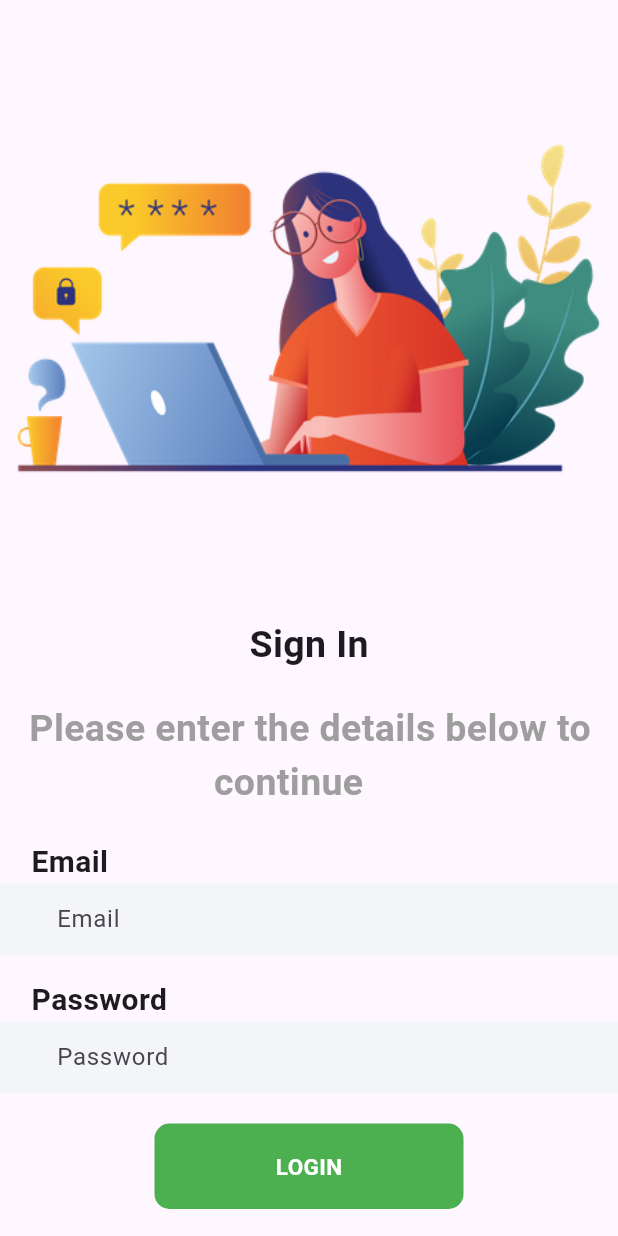
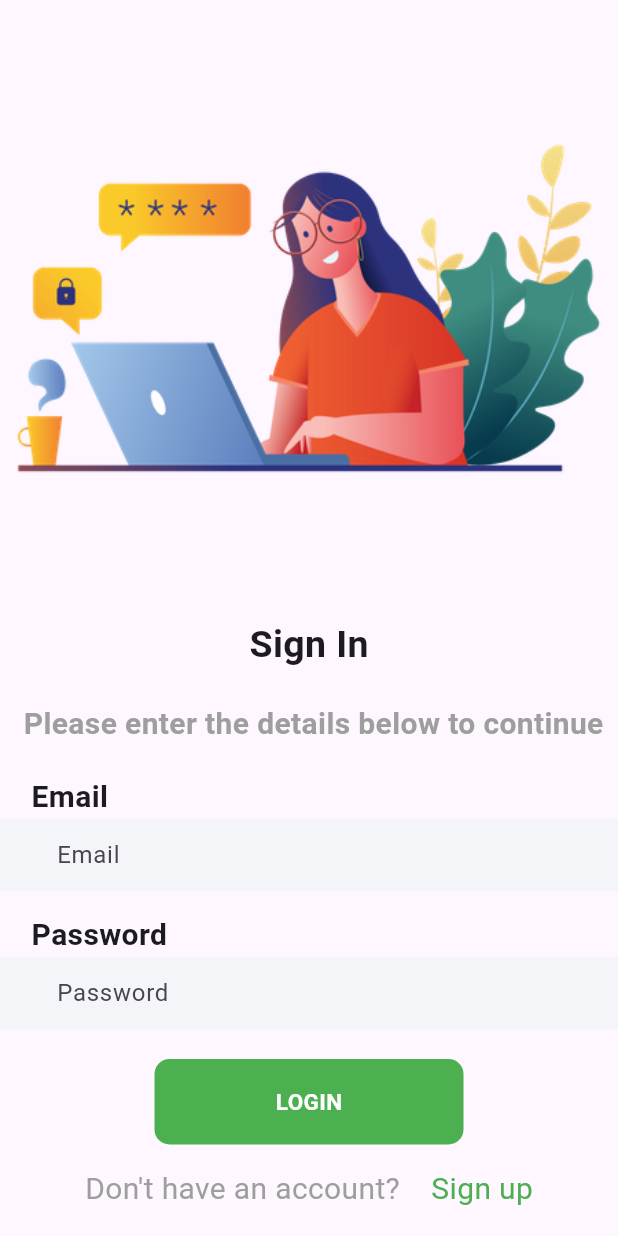
Before and after one commit to Abhismart786/FlutterProject, a Flutter app: the screen it shows after launch, on a phone screen of 412 x 824 dp. Run offline on Flutter 3.47's test engine with Material 3 defaults, Android fonts, the phone set to English and light mode, and no system bars; our stand-ins replace curved_navigation_bar.

Commit message:
20 commit

```diff
--- a/lib/Pages/login.dart
+++ b/lib/Pages/login.dart
@@ -20,8 +20,8 @@ class _LogInState extends State<LogIn> {
           Center(child: Text("Sign In",style: TextStyle(
               fontWeight: FontWeight.bold, fontSize: 25))),
           SizedBox(height: 20.0,),
-          Text("   Please enter the details below to \n                      continue",style: TextStyle(
-              fontWeight: FontWeight.bold, fontSize: 25,color: Colors.grey)),
+          Text("   Please enter the details below to continue",style: TextStyle(
+              fontWeight: FontWeight.bold, fontSize: 20,color: Colors.grey)),
             SizedBox(height: 20.0,),
             Text("    Email",style: TextStyle(
                 fontWeight: FontWeight.bold, fontSize: 20)),
@@ -51,6 +51,14 @@ class _LogInState extends State<LogIn> {
               ),
               child: Center(child: Text("LOGIN",style: TextStyle(color: Colors.white,fontSize: 15.0,fontWeight: FontWeight.bold),),),
             ),),
+            SizedBox(height: 15.0,),
+            Row(
+              mainAxisAlignment: MainAxisAlignment.center,
+              children: [
+                Text("Don't have an account?",style: TextStyle(color: Colors.grey,fontSize: 20.0),),
+                Text("    Sign up",style: TextStyle(color: Colors.green,fontSize: 20.0),)
+              ],
+            )
         ],),
       ),
     );
```
